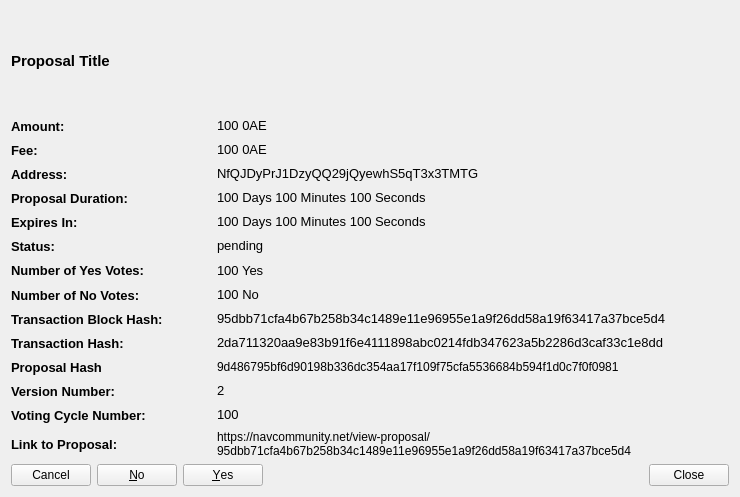
Above: src/qt/forms/communityfunddisplaydetailed.ui from Ankh-Trust/electrum-core before the change. Below: the same form after it.
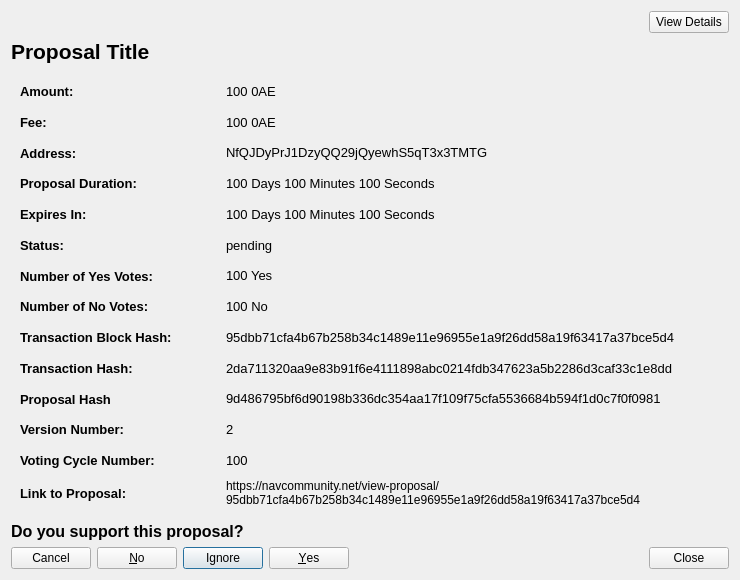
That is the form after the change.

The edit to the form file:
```diff
--- a/src/qt/forms/communityfunddisplaydetailed.ui
+++ b/src/qt/forms/communityfunddisplaydetailed.ui
@@ -7,11 +7,11 @@
     <x>0</x>
     <y>0</y>
     <width>740</width>
-    <height>497</height>
+    <height>580</height>
    </rect>
   </property>
   <property name="sizePolicy">
-   <sizepolicy hsizetype="Preferred" vsizetype="Expanding">
+   <sizepolicy hsizetype="Preferred" vsizetype="MinimumExpanding">
     <horstretch>0</horstretch>
     <verstretch>0</verstretch>
    </sizepolicy>
@@ -19,17 +19,41 @@
   <property name="minimumSize">
    <size>
     <width>740</width>
-    <height>497</height>
+    <height>300</height>
    </size>
   </property>
   <property name="windowTitle">
    <string>Proposal Details</string>
   </property>
   <layout class="QVBoxLayout" name="verticalLayout_3">
+   <item>
+    <layout class="QHBoxLayout" name="horizontalLayout_2">
+     <item>
+      <spacer name="horizontalSpacer">
+       <property name="orientation">
+        <enum>Qt::Horizontal</enum>
+       </property>
+       <property name="sizeHint" stdset="0">
+        <size>
+         <width>40</width>
+         <height>20</height>
+        </size>
+       </property>
+      </spacer>
+     </item>
+     <item>
+      <widget class="QPushButton" name="detailsBtn">
+       <property name="text">
+        <string>View Details</string>
+       </property>
+      </widget>
+     </item>
+    </layout>
+   </item>
    <item>
     <widget class="QLabel" name="labelProposalTitle">
      <property name="sizePolicy">
-      <sizepolicy hsizetype="Preferred" vsizetype="Expanding">
+      <sizepolicy hsizetype="Preferred" vsizetype="Minimum">
        <horstretch>0</horstretch>
        <verstretch>0</verstretch>
       </sizepolicy>
@@ -37,12 +61,12 @@
      <property name="maximumSize">
       <size>
        <width>16777215</width>
-       <height>100</height>
+       <height>500</height>
       </size>
      </property>
      <property name="font">
       <font>
-       <pointsize>11</pointsize>
+       <pointsize>16</pointsize>
        <weight>75</weight>
        <bold>true</bold>
       </font>
@@ -59,7 +83,14 @@
     </widget>
    </item>
    <item>
-    <layout class="QVBoxLayout" name="verticalLayoutDetailedInfomation">
+    <widget class="QWidget" name="detailsWidget" native="true">
+     <property name="sizePolicy">
+      <sizepolicy hsizetype="Preferred" vsizetype="MinimumExpanding">
+       <horstretch>0</horstretch>
+       <verstretch>0</verstretch>
+      </sizepolicy>
+     </property>
+     <layout class="QVBoxLayout" name="verticalLayout_2">
      <item>
       <layout class="QHBoxLayout" name="horizontalLayoutAmount">
        <item>
@@ -579,6 +610,11 @@
        </item>
        <item>
         <widget class="QLabel" name="labelProposalHash">
+          <property name="font">
+           <font>
+            <pointsize>10</pointsize>
+           </font>
+          </property>
          <property name="text">
           <string>9d486795bf6d90198b336dc354aa17f109f75cfa5536684b594f1d0c7f0f0981</string>
          </property>
@@ -734,6 +770,23 @@
        </item>
       </layout>
      </item>
+     </layout>
+    </widget>
+   </item>
+   <item>
+    <widget class="QLabel" name="label">
+     <property name="font">
+      <font>
+       <pointsize>12</pointsize>
+       <weight>75</weight>
+       <bold>true</bold>
+      </font>
+     </property>
+     <property name="text">
+      <string>Do you support this proposal?</string>
+     </property>
+    </widget>
+   </item>
      <item>
       <layout class="QHBoxLayout" name="horizontalLayoutButtons">
        <item>
@@ -742,7 +795,7 @@
           <enum>Qt::RightToLeft</enum>
          </property>
          <property name="standardButtons">
-          <set>QDialogButtonBox::Cancel|QDialogButtonBox::No|QDialogButtonBox::Yes</set>
+        <set>QDialogButtonBox::Cancel|QDialogButtonBox::Ignore|QDialogButtonBox::No|QDialogButtonBox::Yes</set>
          </property>
         </widget>
        </item>
@@ -765,8 +818,6 @@
           <string>Close</string>
          </property>
         </widget>
-       </item>
-      </layout>
      </item>
     </layout>
    </item>
```
Lines whose indentation alone changed are shown as unchanged.
